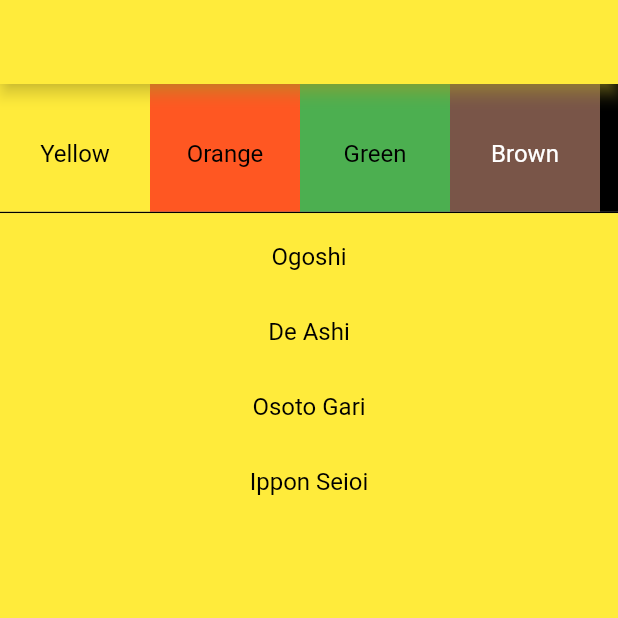
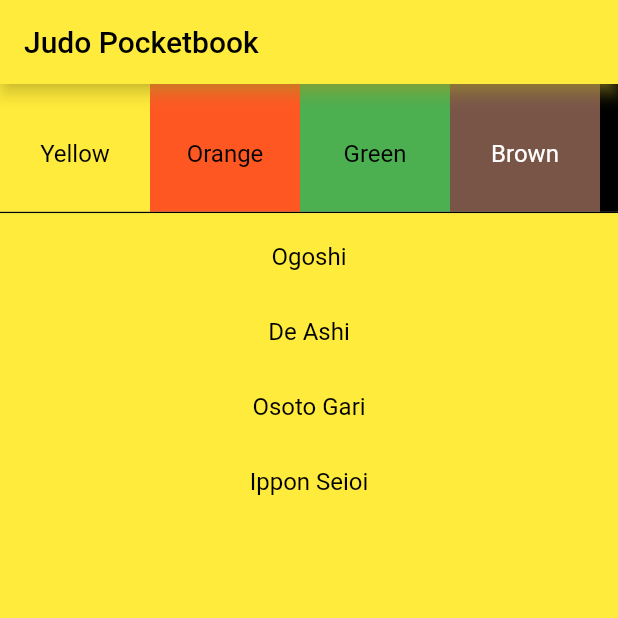
Before and after one commit to mdunn1331/judo_pocketbook, a Flutter app: the screen it shows after launch, on a phone screen of 412 x 824 dp, the top half of it. Run offline on Flutter 3.47's test engine with Material 2 defaults, Android fonts, the phone set to English and light mode, and no system bars.

Commit message:
Fixing text color on the App Bar

```diff
--- a/lib/ui_components/home.dart
+++ b/lib/ui_components/home.dart
@@ -19,7 +19,7 @@ class HomePage extends StatelessWidget {
         appBar: AppBar(
           title: Text(
             title,
-            style: TextStyle(color: techniqueBookModel.belt.beltColor),
+            style: TextStyle(color: techniqueBookModel.belt.alternateColor),
           ),
           backgroundColor: techniqueBookModel.belt.beltColor,
           shadowColor: techniqueBookModel.belt.beltColor,
```
